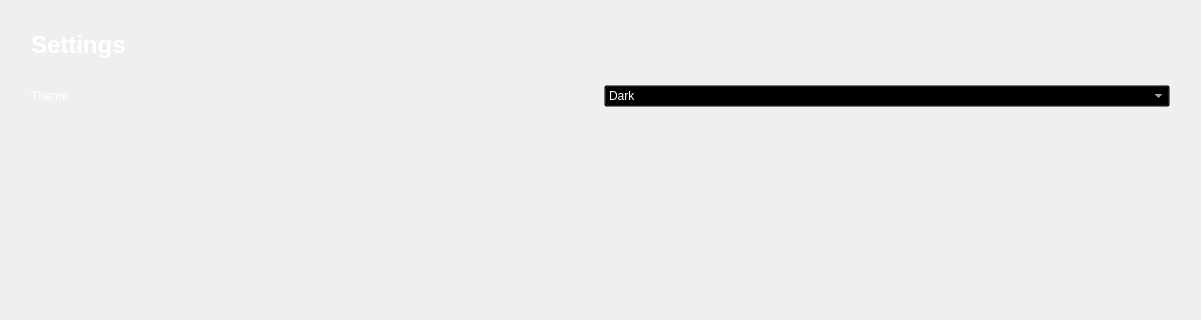
Qt form CRM/views/ui/settings.ui (ImGaby123/SalesOptimizer-CRM) before a commit; both pictures show x 0 to 1201 and y 0 to 320 of the 1201 by 680 pixel window.
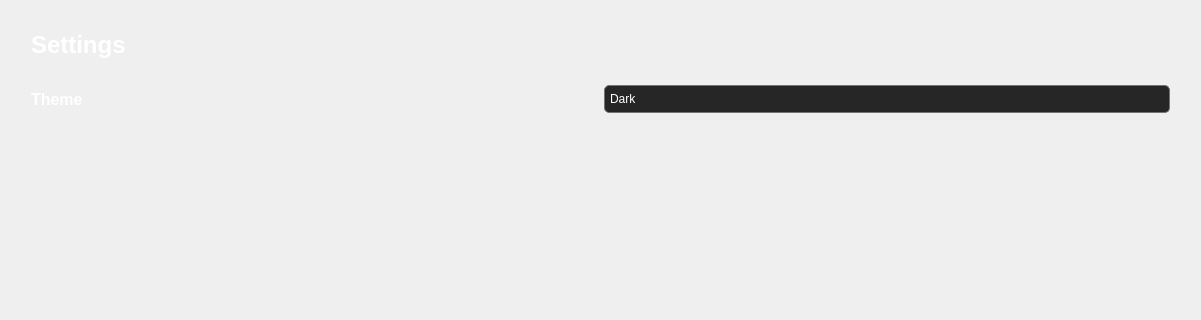
The same form after that commit. Icons and pictures are not drawn.

Commit message: lead_profile.ui names assigned to objects; removed opportunities from sidebar; removed white theme option in combobox in settings.ui

```diff
--- a/CRM/views/ui/settings.ui
+++ b/CRM/views/ui/settings.ui
@@ -47,6 +47,12 @@
     <layout class="QHBoxLayout" name="horizontalLayout">
      <item>
       <widget class="QLabel" name="label">
+       <property name="font">
+        <font>
+         <pointsize>12</pointsize>
+         <bold>true</bold>
+        </font>
+       </property>
        <property name="styleSheet">
         <string notr="true">background-color: transparent;
 color: White</string>
@@ -59,8 +65,33 @@
      <item>
       <widget class="QComboBox" name="theme_combo">
        <property name="styleSheet">
-        <string notr="true">background-color: transparent;
-color: White</string>
+        <string notr="true">QComboBox {
+    background-color: #262626;
+    border: 1px solid #737373;
+    color: white;
+    border-radius: 5px;
+    padding: 5px;
+    font: 10pt &quot;Segoe UI&quot;;
+}
+
+QComboBox::drop-down {
+    border: none;
+}
+
+QComboBox QAbstractItemView {
+    background-color: #262626;
+    color: white;
+    border-radius: 5px;
+}
+
+/* Down Arrow (Icon) */
+QComboBox::down-arrow {
+    image: url(:/Resources/dropdown_white.svg);
+    width: 30px;
+    height: 30px;
+    margin-right: 15px; /* Space from the left */
+}
+</string>
        </property>
        <property name="placeholderText">
         <string/>
```
Left out of the diff: 5 changed lines with no effect on the pictures. The commit also changes 7 other files.
